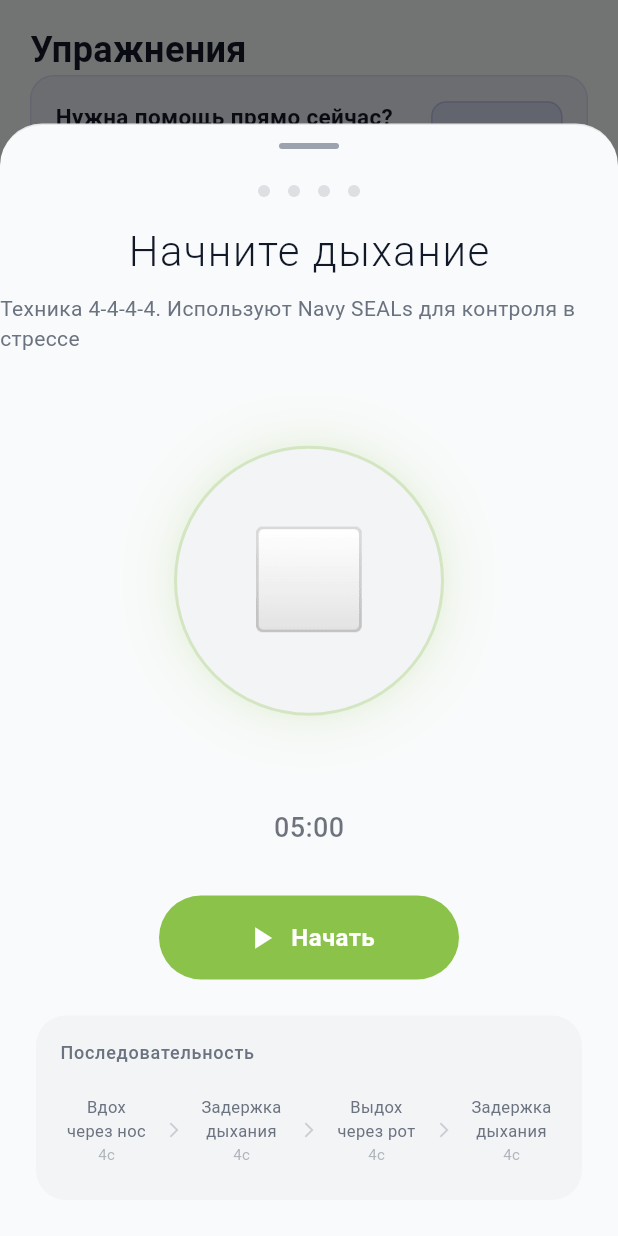
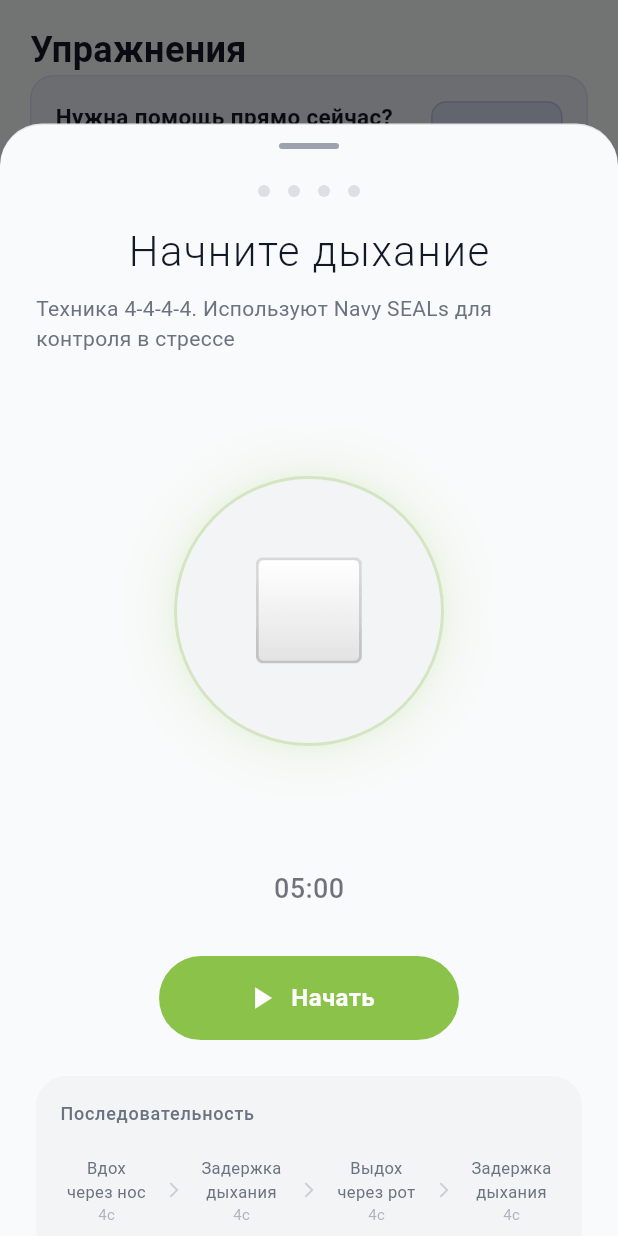
Before and after one commit to imaO0O/citrus-app, a Flutter app: the ExercisesScreen screen opened directly, after a tap on "Начать", on a phone screen of 412 x 824 dp. Run offline on Flutter 3.47's test engine with Material 3 defaults, Android fonts, the phone set to English and light mode, and no system bars; our stand-ins replace cached_network_image, flutter_bloc, flutter_local_notifications, flutter_markdown, flutter_secure_storage, go_router and 8 more; accounts and stored records are empty; network calls fail.

Commit message:
fix: overflow в дыхательных упражнениях
- exercises_screen.dart: заменил Column на SingleChildScrollView
  в секции breathing exercise (убраны Spacer, добавлены отступы)

```diff
--- a/apps/flutter_app/lib/core/config/api_config.dart
+++ b/apps/flutter_app/lib/core/config/api_config.dart
@@ -6,7 +6,7 @@
 ///   .\scripts\set-ip.ps1 -Ip 192.168.0.100 - конкретный IP
 class ApiConfig {
   /// Базовый URL backend.
-  static const String baseUrl = 'http://192.168.0.100:8081';
+  static const String baseUrl = 'http://192.168.0.101:8081';
 
   /// Freesound API
   /// Получить API ключ: https://freesound.org/help/developer/
--- a/apps/flutter_app/lib/screens/exercises_screen.dart
+++ b/apps/flutter_app/lib/screens/exercises_screen.dart
@@ -1583,6 +1583,8 @@ class _ExerciseDetailSheetState extends State<ExerciseDetailSheet> {
               if (isBreathing) ...[
                 // === НОВЫЙ ЭКРАН ДЫХАТЕЛЬНОГО УПРАЖНЕНИЯ ===
                 Expanded(
+                  child: SingleChildScrollView(
+                    padding: const EdgeInsets.symmetric(horizontal: 24),
                     child: Column(
                       children: [
                         const SizedBox(height: 24),
@@ -1659,7 +1661,7 @@ class _ExerciseDetailSheetState extends State<ExerciseDetailSheet> {
                           ),
                         ),
 
-                      const Spacer(),
+                        const SizedBox(height: 32),
 
                         // Главный круг дыхания
                         SizedBox(
@@ -1773,7 +1775,7 @@ class _ExerciseDetailSheetState extends State<ExerciseDetailSheet> {
                           ),
                         ),
 
-                      const Spacer(),
+                        const SizedBox(height: 32),
 
                         // Общий таймер
                         Text(
@@ -1843,7 +1845,6 @@ class _ExerciseDetailSheetState extends State<ExerciseDetailSheet> {
                         // Карточка с шагами (компактная)
                         if (widget.exercise.steps.isNotEmpty && !_isFinished)
                           Container(
-                          margin: const EdgeInsets.symmetric(horizontal: 24),
                             padding: const EdgeInsets.all(16),
                             decoration: BoxDecoration(
                               color: AppColors.surface1,
@@ -1931,7 +1932,6 @@ class _ExerciseDetailSheetState extends State<ExerciseDetailSheet> {
                         // Сообщение о завершении
                         if (_isFinished)
                           Container(
-                          margin: const EdgeInsets.symmetric(horizontal: 24),
                             padding: const EdgeInsets.symmetric(vertical: 16, horizontal: 24),
                             decoration: BoxDecoration(
                               color: AppColors.citrusGreen.withOpacity(0.1),
@@ -1963,6 +1963,7 @@ class _ExerciseDetailSheetState extends State<ExerciseDetailSheet> {
 
                         const SizedBox(height: 24),
                       ],
+                    ),
                   ),
                 ),
               ] else ...[
```
Lines whose indentation alone changed are shown as unchanged.
